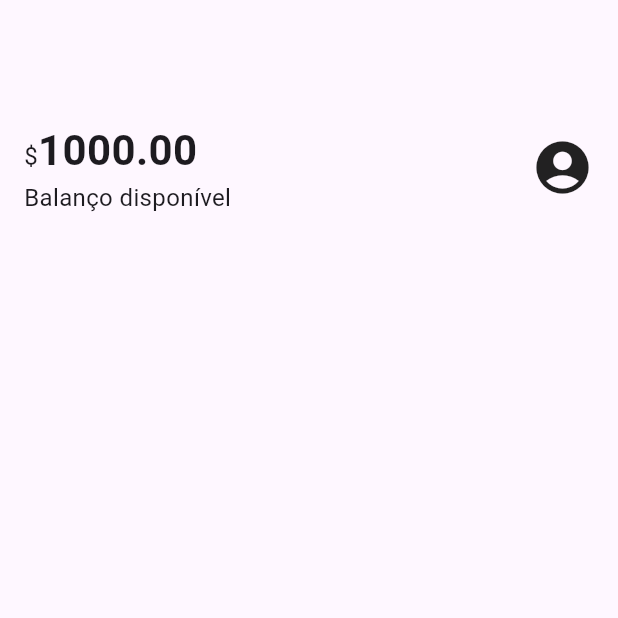
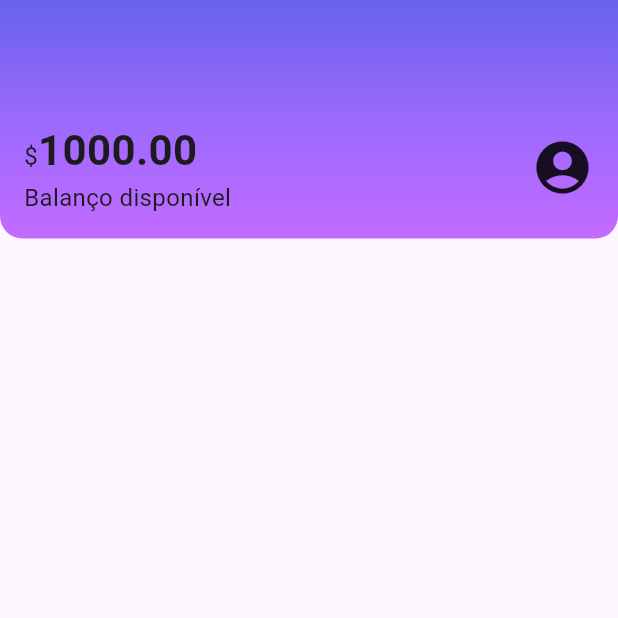
Before and after one commit to leonardo-silva/flutter-alubank, a Flutter app: the screen it shows after launch, on a phone screen of 412 x 824 dp, the top half of it. Run offline on Flutter 3.47's test engine with Material 3 defaults, Android fonts, the light colour scheme and no system bars.

Commit message:
feat: Header gradient effect and borderRadius.vertical(bottom)

```diff
--- a/lib/components/sections/header.dart
+++ b/lib/components/sections/header.dart
@@ -5,7 +5,20 @@ class Header extends StatelessWidget {
 
   @override
   Widget build(BuildContext context) {
-    return Padding(
+    return Container(
+      decoration: BoxDecoration(
+        gradient: LinearGradient(
+          begin: Alignment.topCenter,
+          end: AlignmentGeometry.bottomCenter,
+          colors: <Color>[
+            Color.fromRGBO(103, 99, 234, 1.0),
+            Color.fromRGBO(155, 105, 254, 1.0),
+            Color.fromRGBO(195, 107, 255, 1.0),
+          ],
+        ),
+        borderRadius: BorderRadius.vertical(bottom: Radius.circular(15)),
+      ),
+      child: Padding(
         padding: const EdgeInsets.fromLTRB(16.0, 80.0, 16.0, 16.0),
         child: Row(
           mainAxisAlignment: MainAxisAlignment.spaceBetween,
@@ -34,6 +47,7 @@ class Header extends StatelessWidget {
             Icon(Icons.account_circle, size: 42),
           ],
         ),
+      ),
     );
   }
 }
```
Lines whose indentation alone changed are shown as unchanged.
